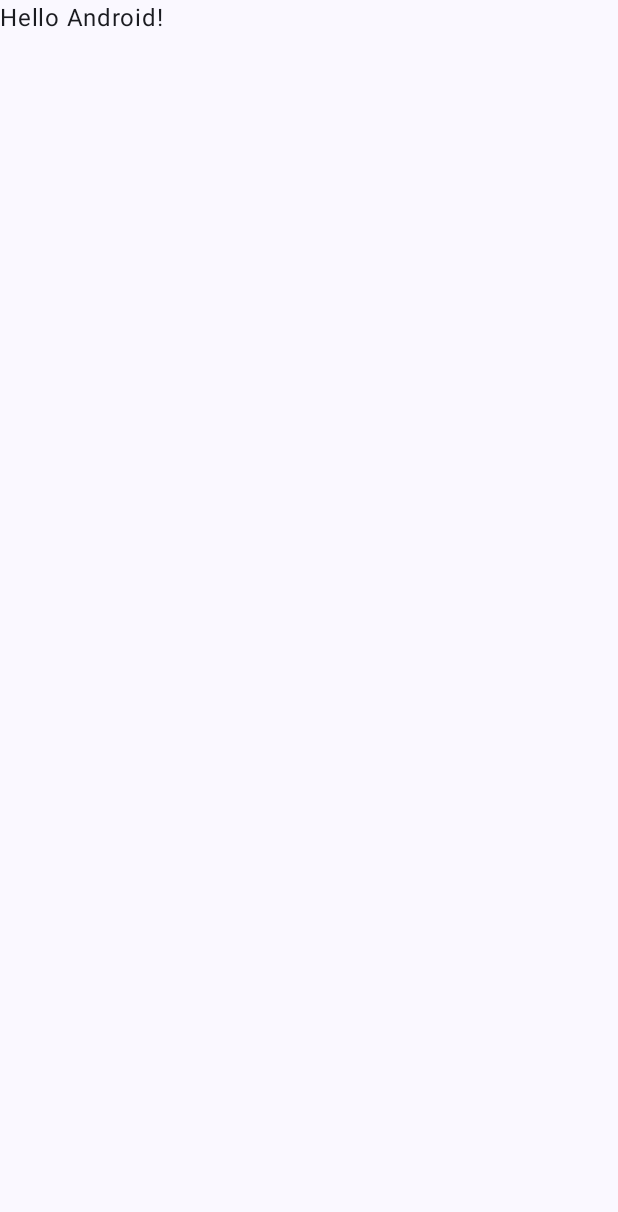
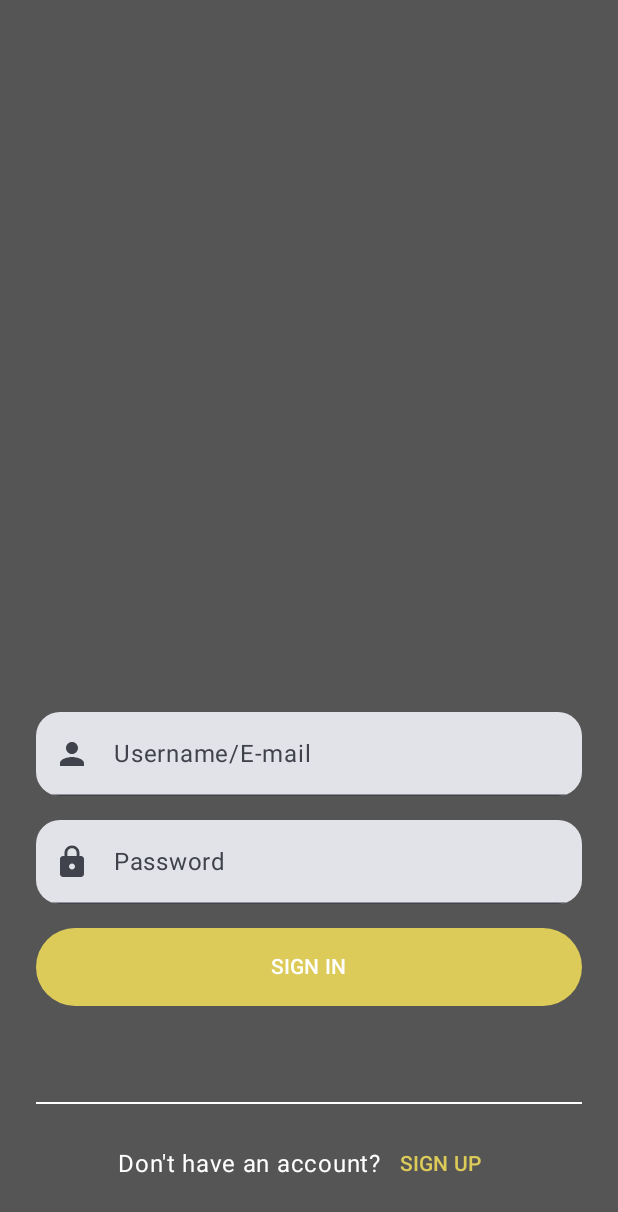
Before and after one commit to LeFi8/ChatApp, an Android app built with Jetpack Compose: the screen it shows after launch (MainActivity), on a phone screen of 412 x 824 dp. Before the commit the part shown is almost empty. Shown: the top 1212 px of the screen. Run offline under Robolectric (Android 15) with nearby library versions, the phone set to English and light mode, and no system bars.

```diff
--- a/app/src/main/java/com/example/chatapp/MainActivity.kt
+++ b/app/src/main/java/com/example/chatapp/MainActivity.kt
@@ -3,14 +3,55 @@ package com.example.chatapp
 import android.os.Bundle
 import androidx.activity.ComponentActivity
 import androidx.activity.compose.setContent
+import androidx.compose.foundation.background
+import androidx.compose.foundation.layout.Arrangement
+import androidx.compose.foundation.layout.Column
+import androidx.compose.foundation.layout.Row
 import androidx.compose.foundation.layout.fillMaxSize
+import androidx.compose.foundation.layout.fillMaxWidth
+import androidx.compose.foundation.layout.navigationBarsPadding
+import androidx.compose.foundation.layout.padding
+import androidx.compose.foundation.shape.RoundedCornerShape
+import androidx.compose.foundation.text.KeyboardActions
+import androidx.compose.foundation.text.KeyboardOptions
+import androidx.compose.material.icons.Icons
+import androidx.compose.material.icons.filled.Lock
+import androidx.compose.material.icons.filled.Person
+import androidx.compose.material3.Button
+import androidx.compose.material3.ButtonDefaults
+import androidx.compose.material3.Divider
+import androidx.compose.material3.ExperimentalMaterial3Api
+import androidx.compose.material3.Icon
 import androidx.compose.material3.MaterialTheme
+import androidx.compose.material3.Shapes
 import androidx.compose.material3.Surface
 import androidx.compose.material3.Text
+import androidx.compose.material3.TextButton
+import androidx.compose.material3.TextField
+import androidx.compose.material3.TextFieldDefaults
 import androidx.compose.runtime.Composable
+import androidx.compose.runtime.getValue
+import androidx.compose.runtime.mutableStateOf
+import androidx.compose.runtime.remember
+import androidx.compose.runtime.setValue
+import androidx.compose.ui.Alignment
 import androidx.compose.ui.Modifier
+import androidx.compose.ui.graphics.Color
+import androidx.compose.ui.graphics.Outline
+import androidx.compose.ui.graphics.colorspace.WhitePoint
+import androidx.compose.ui.graphics.vector.ImageVector
+import androidx.compose.ui.text.Placeholder
+import androidx.compose.ui.text.input.ImeAction
+import androidx.compose.ui.text.input.KeyboardType
+import androidx.compose.ui.text.input.PasswordVisualTransformation
+import androidx.compose.ui.text.input.VisualTransformation
 import androidx.compose.ui.tooling.preview.Preview
+import androidx.compose.ui.unit.dp
+import com.example.chatapp.MainActivity.InputType.Password.label
 import com.example.chatapp.ui.theme.ChatAppTheme
+import com.example.chatapp.ui.theme.EmperorDark
+import com.example.chatapp.ui.theme.Ivory
+import com.example.chatapp.ui.theme.Yellow
 
 class MainActivity : ComponentActivity() {
     override fun onCreate(savedInstanceState: Bundle?) {
@@ -22,25 +63,78 @@ class MainActivity : ComponentActivity() {
                     modifier = Modifier.fillMaxSize(),
                     color = MaterialTheme.colorScheme.background
                 ) {
-                    Greeting("Android")
+                    Login()
                 }
             }
         }
     }
-}
 
-@Composable
-fun Greeting(name: String, modifier: Modifier = Modifier) {
-    Text(
-        text = "Hello $name!",
-        modifier = modifier
-    )
-}
+    @Preview
+    @Composable
+    private fun Login() {
+        Column(modifier = Modifier
+            .background(EmperorDark)
+            .padding(24.dp)
+            .fillMaxSize(),
+        verticalArrangement = Arrangement.spacedBy(16.dp, alignment = Alignment.Bottom),
+        horizontalAlignment = Alignment.CenterHorizontally) {
+            TextInput(inputType = InputType.Username)
+            TextInput(InputType.Password)
+            Button(onClick = {},
+                modifier = Modifier.fillMaxWidth(),
+                colors = ButtonDefaults.buttonColors(containerColor = Yellow)
+            ) {
+                Text(text = "SIGN IN", Modifier.padding(vertical = 8.dp))
+            }
+            Divider(
+                color = Color.White,
+                thickness = 1.dp,
+                modifier = Modifier.padding(top = 48.dp)
+            )
+            Row(verticalAlignment = Alignment.CenterVertically) {
+                Text(text = "Don't have an account?", color = Ivory)
+                TextButton(onClick = {}) {
+                    Text(text = "SIGN UP", color = Yellow)
+                }
+            }
+        }
+    }
 
-@Preview(showBackground = true)
-@Composable
-fun GreetingPreview() {
-    ChatAppTheme {
-        Greeting("Android")
+    sealed class InputType (
+        val label: String,
+        val icon: ImageVector,
+        val keyboardOptions: KeyboardOptions,
+        val visualTransformation: VisualTransformation
+        ) {
+        object Username : InputType(
+            label = "Username/E-mail",
+            icon = Icons.Default.Person,
+            keyboardOptions = KeyboardOptions(imeAction = ImeAction.Next),
+            visualTransformation = VisualTransformation.None
+        )
+
+        object Password : InputType(
+            label = "Password",
+            icon = Icons.Default.Lock,
+            keyboardOptions = KeyboardOptions(imeAction = ImeAction.Done, keyboardType = KeyboardType.Password),
+            visualTransformation = PasswordVisualTransformation()
+        )
+    }
+
+    @OptIn(ExperimentalMaterial3Api::class)
+    @Composable
+    fun TextInput(inputType: InputType) {
+        var value by remember { mutableStateOf("") }
+        TextField(
+            value = value,
+            onValueChange = {value = it},
+            modifier = Modifier.fillMaxWidth(),
+            shape = RoundedCornerShape(16.dp),
+            leadingIcon = { Icon(inputType.icon, contentDescription = "Icon") },
+            label = { Text(text = inputType.label) },
+            singleLine = true,
+            keyboardOptions = inputType.keyboardOptions,
+            visualTransformation = inputType.visualTransformation
+        )
     }
 }
--- a/app/src/main/java/com/example/chatapp/ui/theme/Color.kt
+++ b/app/src/main/java/com/example/chatapp/ui/theme/Color.kt
@@ -9,3 +9,8 @@ val Pink80 = Color(0xFFEFB8C8)
 val Purple40 = Color(0xFF6650a4)
 val PurpleGrey40 = Color(0xFF625b71)
 val Pink40 = Color(0xFF7D5260)
+
+val Yellow = Color(0xFFDCCB59)
+val Ivory = Color(0xFFFFFFFF)
+val EmperorDark = Color(0xFF555555)
+val ForrestGreen = Color(0xFF228B22)
--- a/app/src/main/java/com/example/chatapp/ui/theme/Theme.kt
+++ b/app/src/main/java/com/example/chatapp/ui/theme/Theme.kt
@@ -10,6 +10,7 @@ import androidx.compose.material3.dynamicLightColorScheme
 import androidx.compose.material3.lightColorScheme
 import androidx.compose.runtime.Composable
 import androidx.compose.runtime.SideEffect
+import androidx.compose.ui.graphics.Color
 import androidx.compose.ui.graphics.toArgb
 import androidx.compose.ui.platform.LocalContext
 import androidx.compose.ui.platform.LocalView
@@ -57,7 +58,7 @@ fun ChatAppTheme(
     if (!view.isInEditMode) {
         SideEffect {
             val window = (view.context as Activity).window
-            window.statusBarColor = colorScheme.primary.toArgb()
+            window.statusBarColor = Yellow.toArgb()
             WindowCompat.getInsetsController(window, view).isAppearanceLightStatusBars = darkTheme
         }
     }
```
